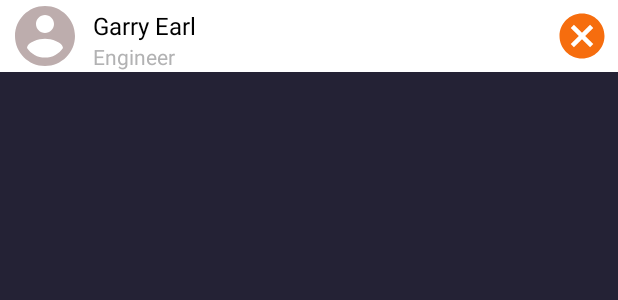
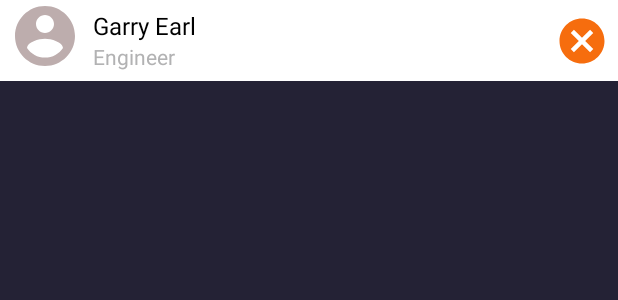
Before and after one commit to Aksonof/MyApplication, an Android app: the layout user_pattern.xml on its own in the app's theme, with its tools: preview values and no code run, on a phone screen of 412 x 824 dp. Shown: the top 300 px of the screen. Run offline under Robolectric (Android 15) with nearby library versions, the phone set to English and light mode, and no system bars.

Commit message:
task_2 was made: - model - viewModel - viewModelFactory - adapter - delete options

```diff
--- a/app/src/main/res/layout/activity_recycler.xml
+++ b/app/src/main/res/layout/activity_recycler.xml
@@ -2,4 +2,5 @@
 <androidx.recyclerview.widget.RecyclerView xmlns:android="http://schemas.android.com/apk/res/android"
     android:id="@+id/recyclerView"
     android:layout_width="match_parent"
-    android:layout_height="match_parent" />
+    android:layout_height="match_parent"
+    android:background="@color/white" />
--- a/app/src/main/res/layout/user_pattern.xml
+++ b/app/src/main/res/layout/user_pattern.xml
@@ -16,7 +16,6 @@
         app:layout_constraintTop_toTopOf="parent"
         tools:ignore="ContentDescription" />
 
-
     <TextView
         android:id="@+id/userNameView"
         android:layout_width="0dp"
@@ -28,13 +27,14 @@
         android:text="Garry Earl"
         android:textColor="@color/black"
         android:textSize="16sp"
-        app:layout_constraintEnd_toStartOf="@id/deleteContactView"
+        app:layout_constraintEnd_toStartOf="@id/deleteUserView"
         app:layout_constraintHorizontal_bias="0.0"
         app:layout_constraintStart_toEndOf="@id/userPhotoView"
         app:layout_constraintTop_toTopOf="parent"
         tools:ignore="HardcodedText" />
 
     <TextView
+        android:id="@+id/userCareerView"
         android:layout_width="0dp"
         android:layout_height="wrap_content"
         android:ellipsize="end"
@@ -42,21 +42,33 @@
         android:text="Engineer"
         android:textColor="@color/gray"
         android:textSize="14sp"
-        app:layout_constraintEnd_toStartOf="@id/deleteContactView"
+        app:layout_constraintEnd_toStartOf="@id/deleteUserView"
         app:layout_constraintStart_toStartOf="@id/userNameView"
         app:layout_constraintTop_toBottomOf="@id/userNameView"
         tools:ignore="HardcodedText" />
 
-
     <ImageView
-        android:id="@+id/deleteContactView"
+        android:id="@+id/deleteUserView"
         android:layout_width="wrap_content"
         android:layout_height="wrap_content"
         android:layout_marginEnd="6dp"
         android:src="@drawable/ic_delete_contact"
+        android:background="?android:attr/selectableItemBackground"
         app:layout_constraintBottom_toBottomOf="parent"
         app:layout_constraintEnd_toEndOf="parent"
         app:layout_constraintTop_toTopOf="parent"
         tools:ignore="ContentDescription" />
 
+    <androidx.constraintlayout.widget.Barrier
+        android:id="@+id/barrier"
+        android:layout_width="wrap_content"
+        android:layout_height="wrap_content"
+        app:constraint_referenced_ids="userPhotoView,userCareerView"
+        app:barrierDirection="bottom"/>
+
+    <Space
+        android:layout_width="wrap_content"
+        android:layout_height="6dp"
+        app:layout_constraintTop_toBottomOf="@id/barrier"/>
+
 </androidx.constraintlayout.widget.ConstraintLayout>
```
Also changed, not shown: app/src/main/java/com/example/myapplication/RecyclerActivity.kt (+40 -1 lines), app/src/main/java/com/example/myapplication/UsersAdapter.kt (+53 -8 lines), app/src/main/java/com/example/myapplication/UsersListViewModel.kt (added, +37 -0 lines), app/src/main/java/com/example/myapplication/ViewModelFactory.kt (added, +13 -0 lines), app/src/main/java/com/example/myapplication/model/UsersManager.kt (+55 -2 lines).
